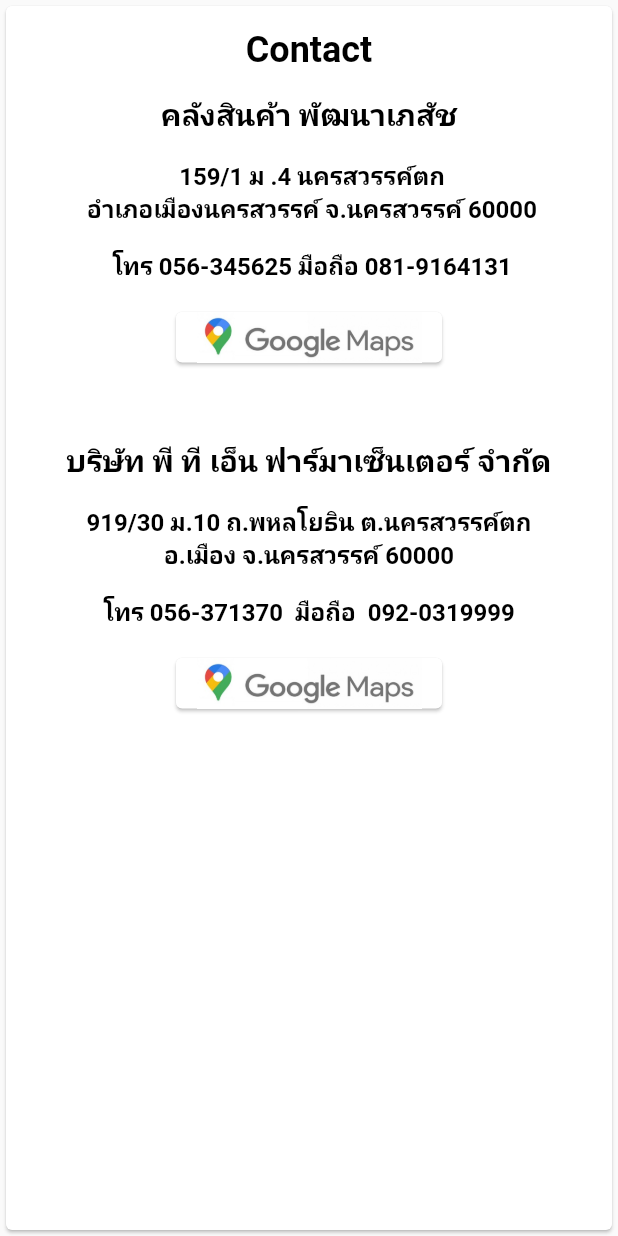
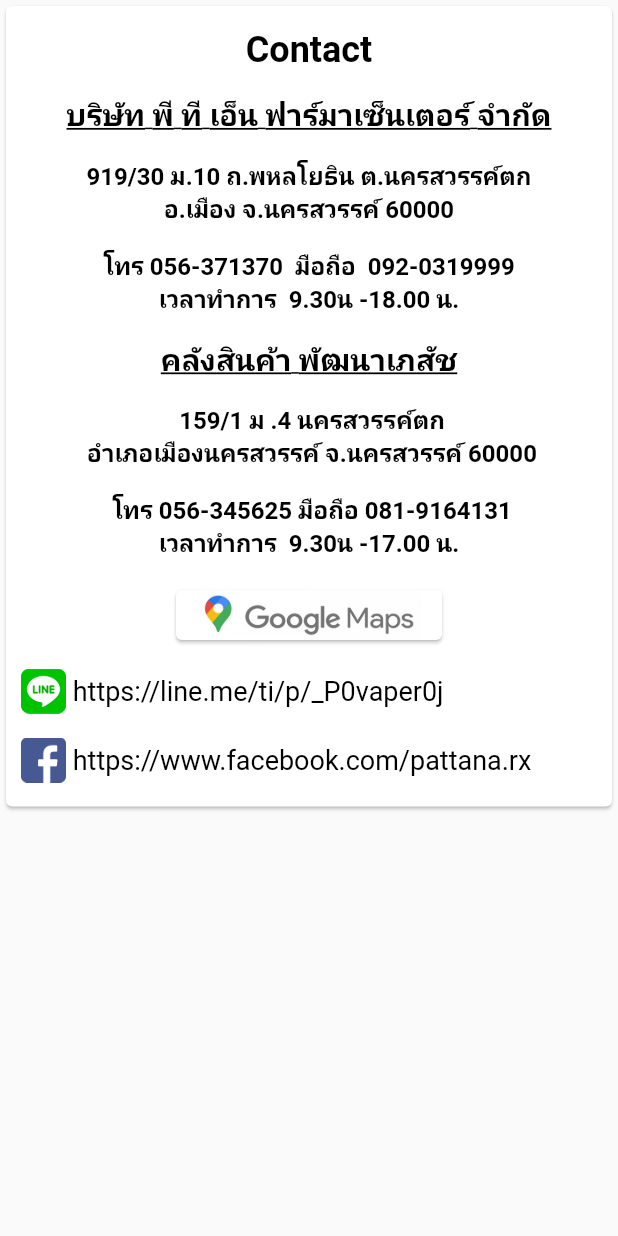
Before and after one commit to nottinhere/ptncenter, a Flutter app: the Contact widget shown alone on an empty page, opened directly, on a phone screen of 412 x 824 dp. Run offline on Flutter 3.47's test engine with Material 2 defaults, Android fonts, the phone set to English and light mode, and no system bars; our stand-ins replace bubble_bottom_bar, carousel_slider, font_awesome_flutter, google_maps_flutter, rflutter_alert, shared_preferences and 1 more; missing offline and left inert: barcode_scan, flutter_webview_plugin, loading; accounts and stored records are empty; network calls fail.

Commit message:
after-contact-cheange

```diff
--- a/lib/widget/contact.dart
+++ b/lib/widget/contact.dart
@@ -17,11 +17,15 @@ class _ContactState extends State<Contact> {
 
   Widget build(BuildContext context) {
     return GestureDetector(
-      child: Container(
+      child: Column(
+        children: [
+          Container(
             width: MediaQuery.of(context).size.width,
             child: Card(
               // color: Color.fromRGBO(235, 254, 255, 1.0),
-          child: Container(
+              child: Column(
+                children: [
+                  Container(
                     padding: EdgeInsets.only(bottom: 15.0, top: 15.0),
                     child: Column(
                       children: <Widget>[
@@ -35,10 +39,56 @@ class _ContactState extends State<Contact> {
                         ),
                         spaceBox(),
                         Text(
+                          'บริษัท พี ที เอ็น ฟาร์มาเซ็นเตอร์ จำกัด',
+                          style: TextStyle(
+                            fontSize: 20.0,
+                            fontWeight: FontWeight.bold,
+                            decoration: TextDecoration.underline,
+                            color: Color.fromARGB(0xff, 0, 0, 0),
+                          ),
+                        ),
+                        spaceBox(),
+                        Text(
+                          '919/30 ม.10 ถ.พหลโยธิน ต.นครสวรรค์ตก',
+                          style: TextStyle(
+                            fontSize: 16.0,
+                            fontWeight: FontWeight.bold,
+                            color: Color.fromARGB(0xff, 0, 0, 0),
+                          ),
+                        ),
+                        Text(
+                          'อ.เมือง จ.นครสวรรค์ 60000',
+                          style: TextStyle(
+                            fontSize: 16.0,
+                            fontWeight: FontWeight.bold,
+                            color: Color.fromARGB(0xff, 0, 0, 0),
+                          ),
+                        ),
+                        spaceBox(),
+                        Text(
+                          ' โทร 056-371370  มือถือ  092-0319999 ',
+                          style: TextStyle(
+                            fontSize: 16.0,
+                            fontWeight: FontWeight.bold,
+                            color: Color.fromARGB(0xff, 0, 0, 0),
+                          ),
+                        ),
+                        // spaceBox(),
+                        Text(
+                          ' เวลาทำการ  9.30น -18.00 น. ',
+                          style: TextStyle(
+                            fontSize: 16.0,
+                            fontWeight: FontWeight.bold,
+                            color: Color.fromARGB(0xff, 0, 0, 0),
+                          ),
+                        ),
+                        spaceBox(),
+                        Text(
                           'คลังสินค้า พัฒนาเภสัช',
                           style: TextStyle(
                             fontSize: 20.0,
                             fontWeight: FontWeight.bold,
+                            decoration: TextDecoration.underline,
                             color: Color.fromARGB(0xff, 0, 0, 0),
                           ),
                         ),
@@ -50,7 +100,8 @@ class _ContactState extends State<Contact> {
                             fontWeight: FontWeight.bold,
                             color: Color.fromARGB(0xff, 0, 0, 0),
                           ),
-                ),Text(
+                        ),
+                        Text(
                           ' อำเภอเมืองนครสวรรค์ จ.นครสวรรค์ 60000',
                           style: TextStyle(
                             fontSize: 16.0,
@@ -61,6 +112,15 @@ class _ContactState extends State<Contact> {
                         spaceBox(),
                         Text(
                           ' โทร 056-345625 มือถือ 081-9164131',
+                          style: TextStyle(
+                            fontSize: 16.0,
+                            fontWeight: FontWeight.bold,
+                            color: Color.fromARGB(0xff, 0, 0, 0),
+                          ),
+                        ),
+                        // spaceBox(),
+                        Text(
+                          ' เวลาทำการ  9.30น -17.00 น. ',
                           style: TextStyle(
                             fontSize: 16.0,
                             fontWeight: FontWeight.bold,
@@ -81,9 +141,9 @@ class _ContactState extends State<Contact> {
                                   children: <Widget>[
                                     Container(
                                       width: 150.0,
-                              child: Image.asset('images/icon_googlemap.jpg'),
+                                      child: Image.asset(
+                                          'images/icon_googlemap.jpg'),
                                     ),
-
                                   ],
                                 ),
                               ),
@@ -91,74 +151,8 @@ class _ContactState extends State<Contact> {
                             onTap: () {
                               print('You click cart');
                               MaterialPageRoute materialPageRoute =
-                                    MaterialPageRoute(builder: (BuildContext buildContext) {
-                                  return HomePage();
-                                });
-                                Navigator.of(context).push(materialPageRoute);
-                    },
-                  ),
-                ),
-                spaceBox(),
-                spaceBox(),
-                spaceBox(),
-                Text(
-                  'บริษัท พี ที เอ็น ฟาร์มาเซ็นเตอร์ จำกัด',
-                  style: TextStyle(
-                    fontSize: 20.0,
-                    fontWeight: FontWeight.bold,
-                    color: Color.fromARGB(0xff, 0, 0, 0),
-                  ),
-                ),
-                spaceBox(),
-                Text(
-                  '919/30 ม.10 ถ.พหลโยธิน ต.นครสวรรค์ตก',
-                  style: TextStyle(
-                    fontSize: 16.0,
-                    fontWeight: FontWeight.bold,
-                    color: Color.fromARGB(0xff, 0, 0, 0),
-                  ),
-                ),Text(
-                  'อ.เมือง จ.นครสวรรค์ 60000',
-                  style: TextStyle(
-                    fontSize: 16.0,
-                    fontWeight: FontWeight.bold,
-                    color: Color.fromARGB(0xff, 0, 0, 0),
-                  ),
-                ),
-                spaceBox(),
-                Text(
-                  ' โทร 056-371370  มือถือ  092-0319999 ',
-                  style: TextStyle(
-                    fontSize: 16.0,
-                    fontWeight: FontWeight.bold,
-                    color: Color.fromARGB(0xff, 0, 0, 0),
-                  ),
-                ),
-                spaceBox(),
-                Container(
-                  width: MediaQuery.of(context).size.width * 0.45,
-                  // height: 80.0,
-                  child: GestureDetector(
-                    child: Card(
-                      // color: Colors.green.shade100,
-                      child: Container(
-                        // padding: EdgeInsets.all(16.0),
-                        alignment: AlignmentDirectional(0.0, 0.0),
-                        child: Column(
-                          children: <Widget>[
-                            Container(
-                              width: 150.0,
-                              child: Image.asset('images/icon_googlemap.jpg'),
-                            ),
-
-                          ],
-                        ),
-                      ),
-                    ),
-                    onTap: () {
-                      print('You click cart');
-                      MaterialPageRoute materialPageRoute =
-                                    MaterialPageRoute(builder: (BuildContext buildContext) {
+                                  MaterialPageRoute(
+                                      builder: (BuildContext buildContext) {
                                 return HomePage();
                               });
                               Navigator.of(context).push(materialPageRoute);
@@ -168,7 +162,45 @@ class _ContactState extends State<Contact> {
                       ],
                     ),
                   ),
+                  Row(
+                    children: <Widget>[
+                      Container(
+                        padding: EdgeInsets.only(left: 10.0),
+                        width: 40.0,
+                        child: Image.asset('images/icon_line.png'),
                       ),
+                      Text(
+                        ' https://line.me/ti/p/_P0vaper0j',
+                        style: TextStyle(
+                            fontSize: 18,
+                            // fontWeight: FontWeight.bold,
+                            color: Colors.black),
+                      ),
+                    ],
+                  ),
+                  spaceBox(),
+                  Row(
+                    children: <Widget>[
+                      Container(
+                        padding: EdgeInsets.only(left: 10.0),
+                        width: 40.0,
+                        child: Image.asset('images/icon_facebook.png'),
+                      ),
+                      Text(
+                        ' https://www.facebook.com/pattana.rx',
+                        style: TextStyle(
+                            fontSize: 18,
+                            // fontWeight: FontWeight.bold,
+                            color: Colors.black),
+                      ),
+                    ],
+                  ),
+                  spaceBox(),
+                ],
+              ),
+            ),
+          ),
+        ],
       ),
     );
   }
```
Also changed, not shown: lib/scaffold/map.dart (+28 -89 lines), images/icon_facebook.png (added), images/icon_line.png (added), 4 other files. Lines whose indentation alone changed are shown as unchanged.
